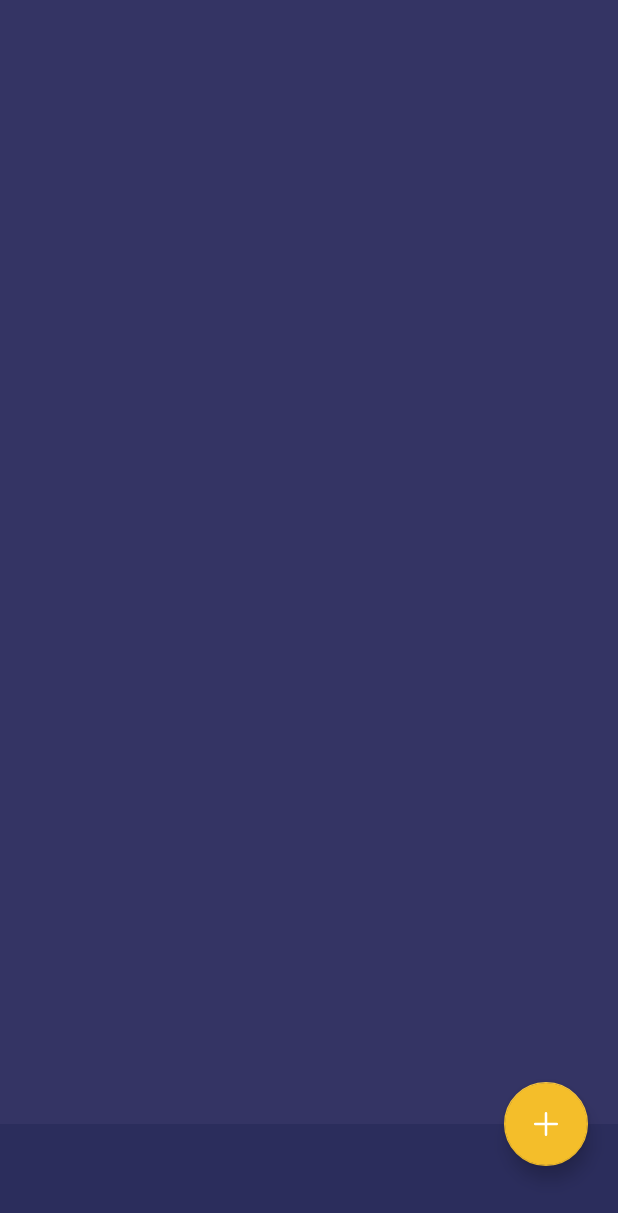
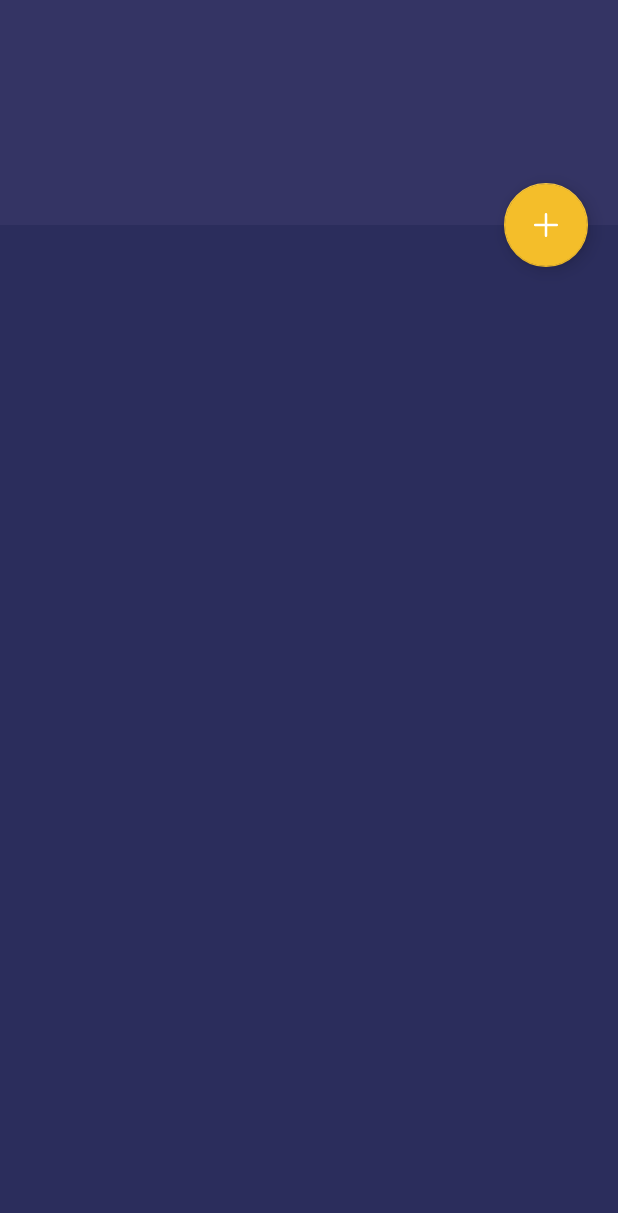
Before and after one commit to yalematta/Capstone, an Android app: the layout podcast_bottom.xml on its own in the app's theme, with its tools: preview values and no code run, on a phone screen of 412 x 824 dp. Shown: the top 1213 px of the screen. Run offline under Robolectric (Android 15) with nearby library versions, the phone set to English and light mode, and no system bars; plain views replace BottomSheetLayout.

Commit message:
Fixed Bottom Sheet

```diff
--- a/app/src/main/java/com/yalematta/earcasts/ui/podcasts/details/PodcastBottomDialogFragment.java
+++ b/app/src/main/java/com/yalematta/earcasts/ui/podcasts/details/PodcastBottomDialogFragment.java
@@ -77,9 +77,6 @@ public class PodcastBottomDialogFragment extends BottomSheetDialogFragment imple
         mAddDrawable = (AnimatedVectorDrawable) getContext().getDrawable(R.drawable.ic_add_animatable);
         mCheckDrawable = (AnimatedVectorDrawable) getContext().getDrawable(R.drawable.ic_check_animatable);
 
-        bottomSheetLayout.shouldDimContentView();
-        bottomSheetLayout.showWithSheetView(LayoutInflater.from(getActivity()).inflate(R.layout.podcast_bottom, bottomSheetLayout, false));
-
         fab.setOnClickListener(this);
 
         return contentView;
--- a/app/src/main/res/layout/podcast_bottom.xml
+++ b/app/src/main/res/layout/podcast_bottom.xml
@@ -17,8 +17,7 @@
             <LinearLayout
                 android:id="@+id/LinearLayout1"
                 android:layout_width="match_parent"
-                android:layout_height="match_parent"
-                android:layout_weight="50"
+                android:layout_height="150dp"
                 android:background="@color/colorPrimaryLight"
                 android:orientation="horizontal">
 
@@ -33,6 +32,8 @@
                     android:layout_width="match_parent"
                     android:layout_height="wrap_content"
                     android:paddingTop="30dp"
+                    android:layout_marginStart="5dp"
+                    android:layout_marginEnd="5dp"
                     android:textColor="@android:color/white" />
 
             </LinearLayout>
@@ -40,8 +41,7 @@
             <LinearLayout
                 android:id="@+id/LinearLayout2"
                 android:layout_width="match_parent"
-                android:layout_height="150dp"
-                android:layout_weight="50"
+                android:layout_height="match_parent"
                 android:background="@color/colorPrimary"
                 android:orientation="vertical">
 
@@ -50,8 +50,8 @@
                     android:layout_width="wrap_content"
                     android:layout_height="wrap_content"
                     android:maxLines="5"
-                    android:paddingEnd="15dp"
-                    android:paddingStart="15dp"
+                    android:paddingEnd="20dp"
+                    android:paddingStart="20dp"
                     android:paddingTop="25dp"
                     android:textColor="@color/colorPrimaryLight2"
                     android:textStyle="bold" />
@@ -62,8 +62,8 @@
                     android:layout_height="wrap_content"
                     android:ellipsize="end"
                     android:maxLines="5"
-                    android:paddingEnd="15dp"
-                    android:paddingStart="15dp"
+                    android:paddingEnd="20dp"
+                    android:paddingStart="20dp"
                     android:paddingTop="5dp"
                     android:textColor="@android:color/white" />
 
```
Also changed, not shown: 1 other file.
